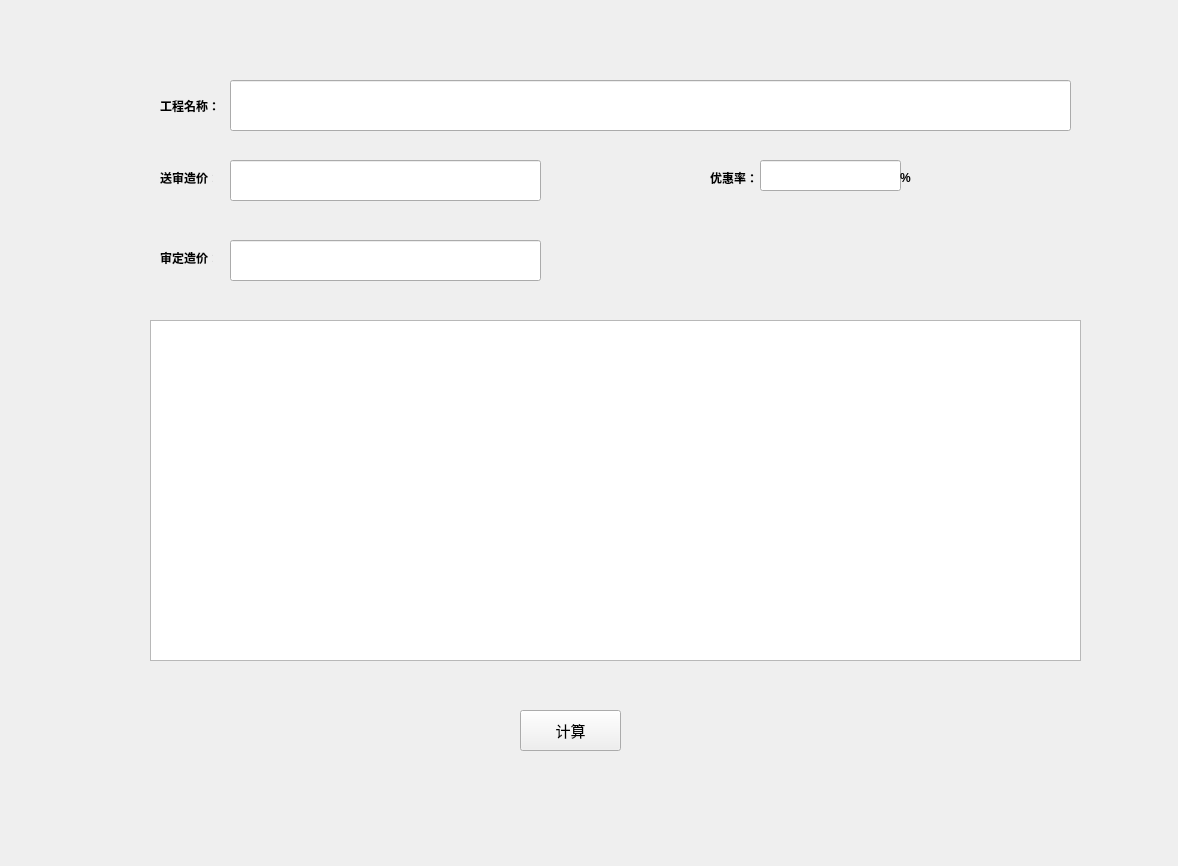
Above: widget.ui from saitokaka/Zixunfei before the change. Below: the same form after it.
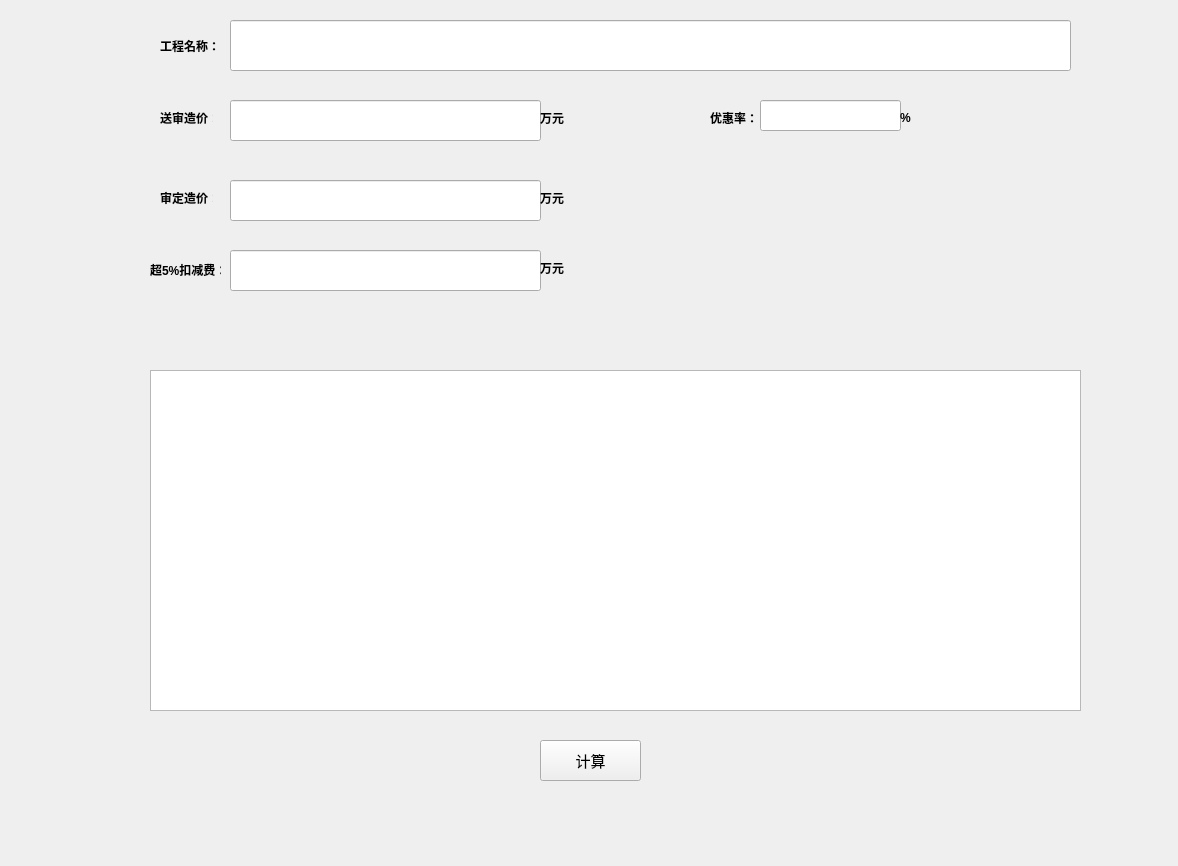
That is the form after the change.

Commit message: 增加扣除核减费输入，定义基本费输出文字

The edit to the form file:
```diff
--- a/widget.ui
+++ b/widget.ui
@@ -17,7 +17,7 @@
    <property name="geometry">
     <rect>
      <x>160</x>
-     <y>80</y>
+     <y>20</y>
      <width>71</width>
      <height>51</height>
     </rect>
@@ -35,7 +35,7 @@
    <property name="geometry">
     <rect>
      <x>160</x>
-     <y>170</y>
+     <y>110</y>
      <width>53</width>
      <height>15</height>
     </rect>
@@ -53,7 +53,7 @@
    <property name="geometry">
     <rect>
      <x>160</x>
-     <y>250</y>
+     <y>190</y>
      <width>53</width>
      <height>15</height>
     </rect>
@@ -70,8 +70,8 @@
   <widget class="QPushButton" name="pushButton">
    <property name="geometry">
     <rect>
-     <x>520</x>
-     <y>710</y>
+     <x>540</x>
+     <y>740</y>
      <width>101</width>
      <height>41</height>
     </rect>
@@ -89,7 +89,7 @@
    <property name="geometry">
     <rect>
      <x>150</x>
-     <y>320</y>
+     <y>370</y>
      <width>931</width>
      <height>341</height>
     </rect>
@@ -104,7 +104,7 @@
    <property name="geometry">
     <rect>
      <x>230</x>
-     <y>80</y>
+     <y>20</y>
      <width>841</width>
      <height>51</height>
     </rect>
@@ -122,7 +122,7 @@
    <property name="geometry">
     <rect>
      <x>230</x>
-     <y>160</y>
+     <y>100</y>
      <width>311</width>
      <height>41</height>
     </rect>
@@ -140,7 +140,7 @@
    <property name="geometry">
     <rect>
      <x>230</x>
-     <y>240</y>
+     <y>180</y>
      <width>311</width>
      <height>41</height>
     </rect>
@@ -158,7 +158,7 @@
    <property name="geometry">
     <rect>
      <x>760</x>
-     <y>160</y>
+     <y>100</y>
      <width>141</width>
      <height>31</height>
     </rect>
@@ -176,7 +176,7 @@
    <property name="geometry">
     <rect>
      <x>710</x>
-     <y>170</y>
+     <y>110</y>
      <width>53</width>
      <height>15</height>
     </rect>
@@ -194,7 +194,7 @@
    <property name="geometry">
     <rect>
      <x>900</x>
-     <y>170</y>
+     <y>110</y>
      <width>53</width>
      <height>15</height>
     </rect>
@@ -208,6 +208,96 @@
     <string>%</string>
    </property>
   </widget>
+  <widget class="QLineEdit" name="lineEdit_5">
+   <property name="geometry">
+    <rect>
+     <x>230</x>
+     <y>250</y>
+     <width>311</width>
+     <height>41</height>
+    </rect>
+   </property>
+   <property name="font">
+    <font>
+     <pointsize>11</pointsize>
+    </font>
+   </property>
+   <property name="text">
+    <string/>
+   </property>
+  </widget>
+  <widget class="QLabel" name="label_6">
+   <property name="geometry">
+    <rect>
+     <x>150</x>
+     <y>260</y>
+     <width>71</width>
+     <height>20</height>
+    </rect>
+   </property>
+   <property name="font">
+    <font>
+     <bold>true</bold>
+    </font>
+   </property>
+   <property name="text">
+    <string>超5%扣减费：</string>
+   </property>
+  </widget>
+  <widget class="QLabel" name="label_7">
+   <property name="geometry">
+    <rect>
+     <x>540</x>
+     <y>110</y>
+     <width>53</width>
+     <height>15</height>
+    </rect>
+   </property>
+   <property name="font">
+    <font>
+     <bold>true</bold>
+    </font>
+   </property>
+   <property name="text">
+    <string>万元</string>
+   </property>
+  </widget>
+  <widget class="QLabel" name="label_8">
+   <property name="geometry">
+    <rect>
+     <x>540</x>
+     <y>190</y>
+     <width>53</width>
+     <height>15</height>
+    </rect>
+   </property>
+   <property name="font">
+    <font>
+     <bold>true</bold>
+    </font>
+   </property>
+   <property name="text">
+    <string>万元</string>
+   </property>
+  </widget>
+  <widget class="QLabel" name="label_9">
+   <property name="geometry">
+    <rect>
+     <x>540</x>
+     <y>260</y>
+     <width>53</width>
+     <height>15</height>
+    </rect>
+   </property>
+   <property name="font">
+    <font>
+     <bold>true</bold>
+    </font>
+   </property>
+   <property name="text">
+    <string>万元</string>
+   </property>
+  </widget>
  </widget>
  <resources/>
  <connections/>
```
The commit also changes 4 other files.
